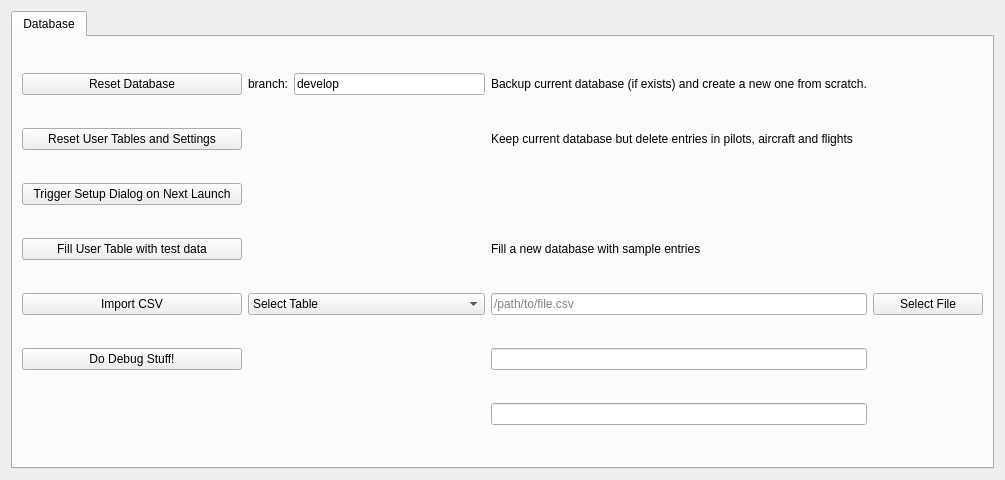
The window that src/gui/widgets/debugwidget.ui (fiffty-50/openPilotLog) describes before a commit, drawn with Qt 5.
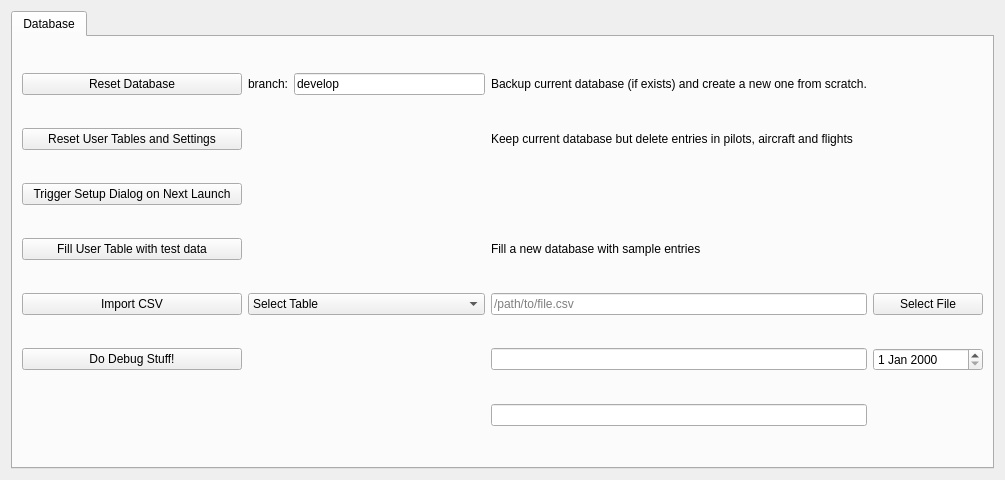
The same window after the commit.

The edit to the form file:
```diff
--- a/src/gui/widgets/debugwidget.ui
+++ b/src/gui/widgets/debugwidget.ui
@@ -169,6 +169,9 @@
          </property>
         </widget>
        </item>
+       <item row="5" column="4">
+        <widget class="QDateEdit" name="dateEdit"/>
+       </item>
       </layout>
      </widget>
     </widget>
```
